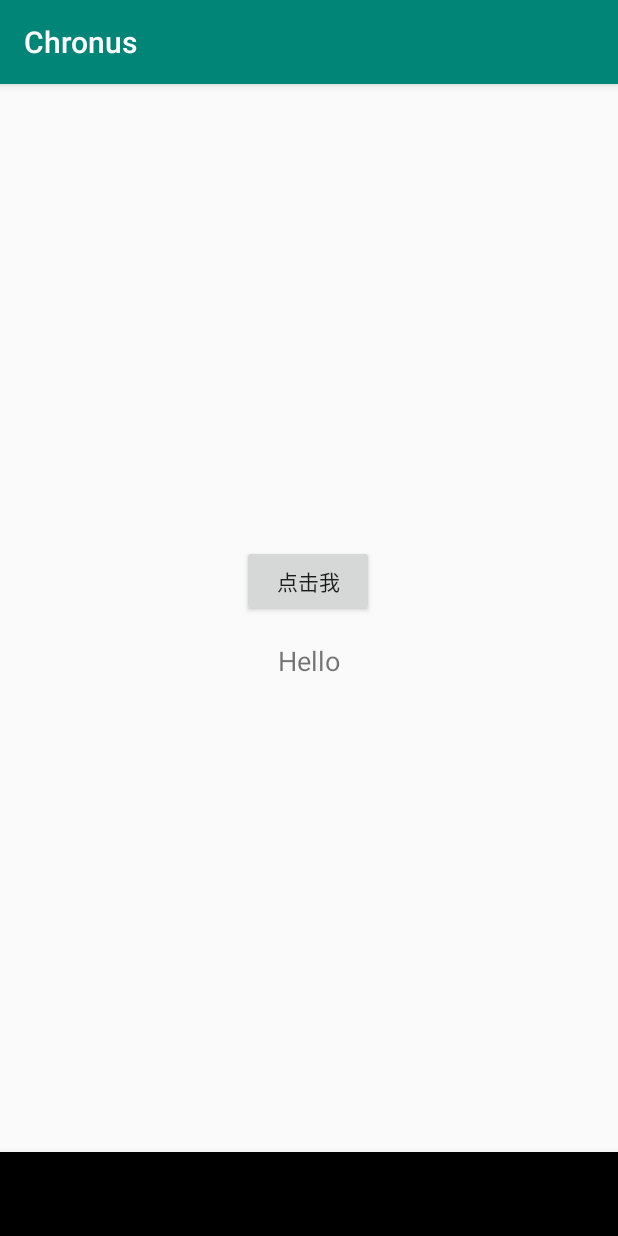
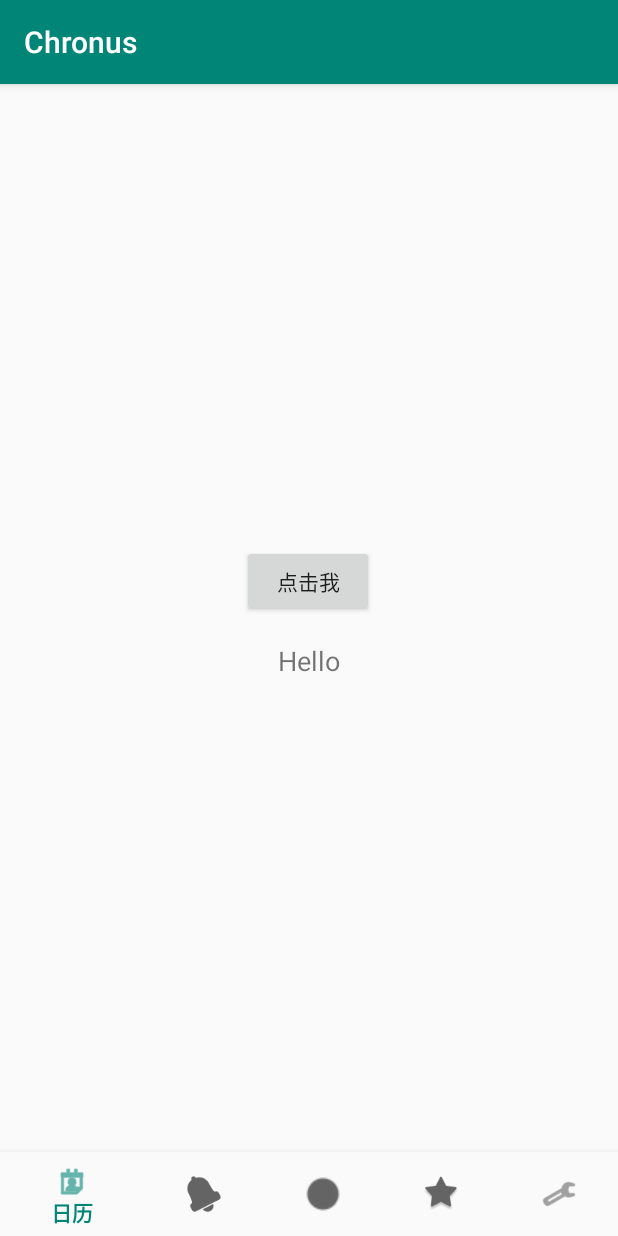
Before and after one commit to ShawnDiego/Chronus, an Android app: the screen it shows after launch (MainActivity), after a tap on "点击我", on a phone screen of 412 x 824 dp. Run offline under Robolectric (Android 15) with nearby library versions, the phone set to English and light mode, and no system bars.

Commit message:
更新002 增加底部菜单

```diff
--- a/app/src/main/java/com/example/chronus/MainActivity.java
+++ b/app/src/main/java/com/example/chronus/MainActivity.java
@@ -42,14 +42,13 @@ public class MainActivity extends AppCompatActivity implements View.OnClickListe
         setContentView(R.layout.activity_main);
         Button btnOK = (Button) findViewById(R.id.button);
         btnOK.setOnClickListener(this);
+
         BottomNavigationView navView = findViewById(R.id.nav_view);
         navView.setOnNavigationItemSelectedListener(mOnNavigationItemSelectedListener);
     }
     @Override
     public void onClick(View view){
         TextView text = (TextView) findViewById(R.id.textView);
-        text.setText("Hello");//应该同步了吧
-        //Diego添加了一行注释
-        //又添加了一条注释
+        text.setText("Hello");
     }
 }
--- a/app/src/main/res/layout/activity_main.xml
+++ b/app/src/main/res/layout/activity_main.xml
@@ -34,10 +34,10 @@
         android:id="@+id/nav_view"
         android:layout_width="0dp"
         android:layout_height="wrap_content"
-        app:itemHorizontalTranslationEnabled="true"
-        app:labelVisibilityMode="auto"
+        android:background="?android:attr/windowBackground"
         app:layout_constraintBottom_toBottomOf="parent"
         app:layout_constraintEnd_toEndOf="parent"
-        app:layout_constraintStart_toStartOf="parent" />
+        app:layout_constraintStart_toStartOf="parent"
+        app:menu="@menu/bottom_nav_menu" />
 
 </android.support.constraint.ConstraintLayout>
--- a/app/src/main/res/menu/bottom_nav_menu.xml
+++ b/app/src/main/res/menu/bottom_nav_menu.xml
@@ -4,17 +4,22 @@
 
     <item
         android:id="@+id/nav_calendar"
+        android:icon="@android:drawable/ic_menu_my_calendar"
         android:title="@string/nav_calendar" />
     <item
         android:id="@+id/nav_reminders"
+        android:icon="@android:drawable/ic_popup_reminder"
         android:title="@string/nav_reminders" />
     <item
         android:id="@+id/nav_timeline"
+        android:icon="@android:drawable/presence_away"
         android:title="@string/nav_timeline" />
     <item
         android:id="@+id/nav_tomato"
+        android:icon="@android:drawable/star_big_on"
         android:title="@string/nav_tomato" />
     <item
         android:id="@+id/nav_settings"
+        android:icon="@android:drawable/ic_menu_manage"
         android:title="@string/nav_settings" />
 </menu>
```
